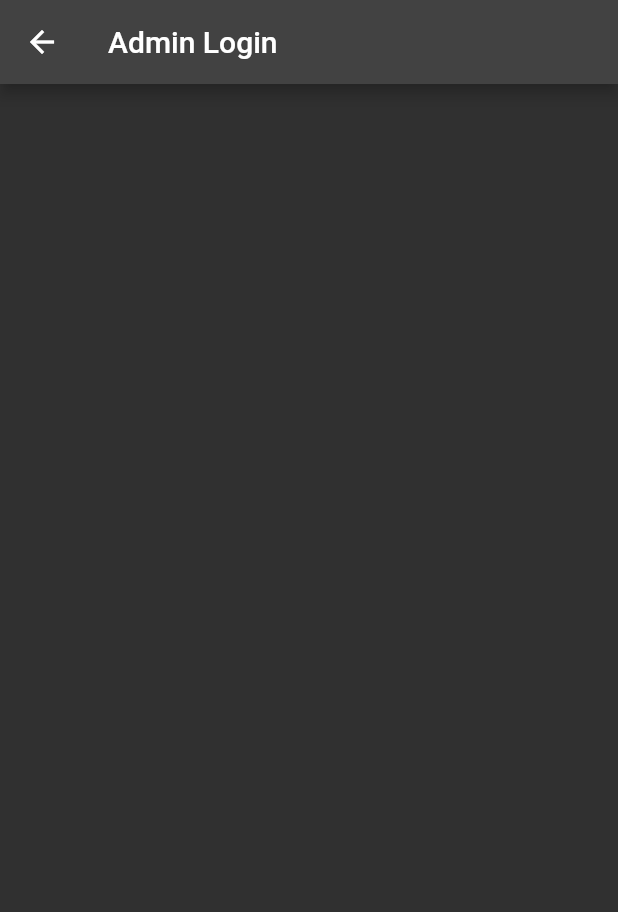
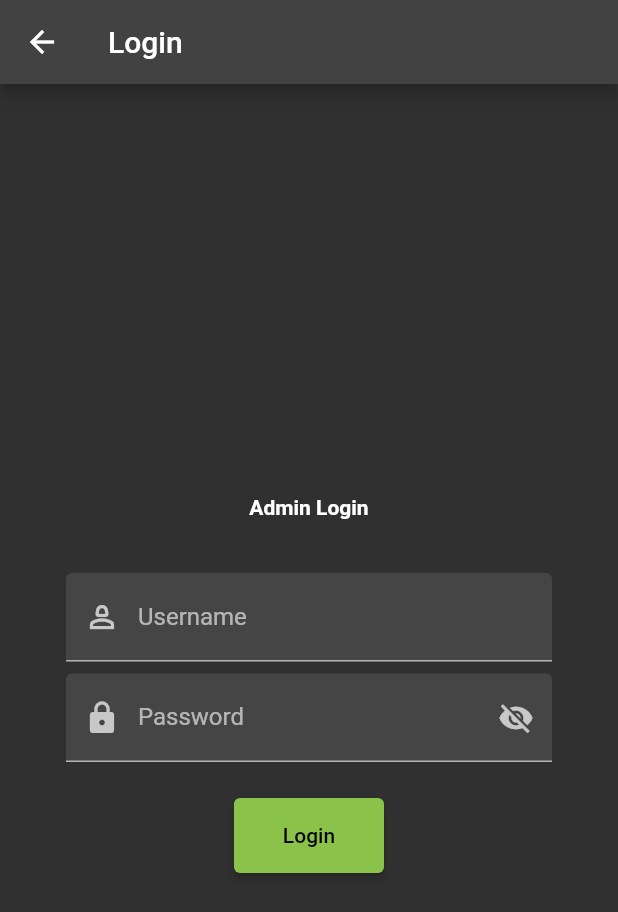
Before and after one commit to hellosrinath/bus_reservation, a Flutter app: the LoginPage screen opened by its route, on a phone screen of 412 x 824 dp. Shown: the top 912 px of the screen. Run offline on Flutter 3.47's test engine with Material 2 defaults, Android fonts, the phone set to English and light mode, and no system bars; our stand-ins replace shared_preferences; accounts and stored records are empty.

Commit message:
addin login api

```diff
--- a/lib/models/app_user.dart
+++ b/lib/models/app_user.dart
@@ -10,4 +10,20 @@ class AppUser {
     required this.password,
     this.role = 'Admin',
   });
+
+  Map<String, dynamic> toJson() {
+    return <String, dynamic>{
+      'id': id,
+      'userName': userName,
+      'password': password,
+      'role': role
+    };
+  }
+
+  factory AppUser.fromJson(Map<String, dynamic> json) => AppUser(
+        id: json['id'],
+        userName: json['userName'],
+        password: json['password'],
+        role: json['role'],
+      );
 }
--- a/lib/models/auth_response_model.dart
+++ b/lib/models/auth_response_model.dart
@@ -2,14 +2,23 @@ class AuthResponseModel {
   int statusCode;
   String message;
   String accessToken;
-  int logInTime;
+  int loginTime;
   int expirationDuration;
 
   AuthResponseModel({
     required this.statusCode,
     required this.message,
     required this.accessToken,
-    required this.logInTime,
+    required this.loginTime,
     required this.expirationDuration,
   });
+
+  factory AuthResponseModel.fromJson(Map<String, dynamic> json) =>
+      AuthResponseModel(
+        statusCode: json['statusCode'],
+        message: json['message'],
+        accessToken: json['accessToken'],
+        loginTime: json['loginTime'],
+        expirationDuration: json['expirationDuration'],
+      );
 }
--- a/lib/models/bus_schedule.dart
+++ b/lib/models/bus_schedule.dart
@@ -1,4 +1,3 @@
-
 import 'bus_model.dart';
 import 'but_route.dart';
 
@@ -11,12 +10,13 @@ class BusSchedule {
   int discount;
   int processingFee;
 
-  BusSchedule(
-      {this.scheduleId,
-      required this.bus,
-        required this.busRoute,
-        required this.departureTime,
-        required this.ticketPrice,
-        this.discount = 0,
-        this.processingFee = 50});
+  BusSchedule({
+    this.scheduleId,
+    required this.bus,
+    required this.busRoute,
+    required this.departureTime,
+    required this.ticketPrice,
+    this.discount = 0,
+    this.processingFee = 50,
+  });
 }
--- a/lib/models/but_route.dart
+++ b/lib/models/but_route.dart
@@ -5,10 +5,11 @@ class BusRoute {
   String cityTo;
   double distanceInKm;
 
-  BusRoute(
-      {this.routeId,
-      required this.routeName,
-      required this.cityFrom,
-      required this.cityTo,
-      required this.distanceInKm});
+  BusRoute({
+    this.routeId,
+    required this.routeName,
+    required this.cityFrom,
+    required this.cityTo,
+    required this.distanceInKm,
+  });
 }
--- a/lib/pages/login_page.dart
+++ b/lib/pages/login_page.dart
@@ -1,14 +1,123 @@
+import 'package:bus_reservation_udemy/models/app_user.dart';
+import 'package:bus_reservation_udemy/providers/app_data_provider.dart';
+import 'package:bus_reservation_udemy/utils/helper_functions.dart';
 import 'package:flutter/material.dart';
+import 'package:provider/provider.dart';
 
-class LoginPage extends StatelessWidget {
+class LoginPage extends StatefulWidget {
   const LoginPage({super.key});
+
+  @override
+  State<LoginPage> createState() => _LoginPageState();
+}
+
+class _LoginPageState extends State<LoginPage> {
+  final _formKey = GlobalKey<FormState>();
+  bool isObscure = true;
+  final _userNameController = TextEditingController();
+  final _passwordController = TextEditingController();
 
   @override
   Widget build(BuildContext context) {
     return Scaffold(
       appBar: AppBar(
-        title: const Text('Admin Login'),
+        title: const Text('Login'),
+      ),
+      body: Form(
+        key: _formKey,
+        child: Center(
+          child: ListView(
+            padding: const EdgeInsets.symmetric(horizontal: 40, vertical: 80),
+            shrinkWrap: true,
+            children: [
+              const Padding(
+                padding: EdgeInsets.all(32),
+                child: Text(
+                  'Admin Login',
+                  textAlign: TextAlign.center,
+                  style: TextStyle(fontWeight: FontWeight.bold),
+                ),
+              ),
+              Padding(
+                padding: const EdgeInsets.all(4.0),
+                child: TextFormField(
+                  controller: _userNameController,
+                  decoration: const InputDecoration(
+                      prefixIcon: Icon(Icons.person_2_outlined),
+                      filled: true,
+                      labelText: 'Username'),
+                  validator: (value) {
+                    if (value == null || value.isEmpty) {
+                      return 'This field must not be empty';
+                    }
+                    return null;
+                  },
+                ),
+              ),
+              Padding(
+                padding: const EdgeInsets.all(4.0),
+                child: TextFormField(
+                  obscureText: isObscure,
+                  controller: _passwordController,
+                  decoration: InputDecoration(
+                    prefixIcon: const Icon(Icons.lock),
+                    filled: true,
+                    labelText: 'Password',
+                    suffixIcon: IconButton(
+                      onPressed: () {
+                        setState(() {
+                          isObscure = !isObscure;
+                        });
+                      },
+                      icon: Icon(isObscure ? Icons.visibility_off : Icons.lock),
+                    ),
+                  ),
+                  validator: (value) {
+                    if (value == null || value.isEmpty) {
+                      return 'This field must not be empty';
+                    }
+                    return null;
+                  },
+                ),
+              ),
+              const SizedBox(height: 20),
+              Center(
+                child: SizedBox(
+                  width: 100,
+                  height: 50,
+                  child: ElevatedButton(
+                      onPressed: _login, child: const Text('Login')),
+                ),
+              )
+            ],
+          ),
+        ),
       ),
     );
   }
+
+  void _login() async {
+    if (_formKey.currentState!.validate()) {
+      final userName = _userNameController.text;
+      final password = _passwordController.text;
+      final response =
+          await Provider.of<AppDataProvider>(context, listen: false)
+              .login(AppUser(userName: userName, password: password));
+      if (!context.mounted) return;
+      if (response != null) {
+        debugPrint("Token: $getToken()");
+        showMessage(context, response.message);
+        Navigator.pop(context);
+      } else {
+        showMessage(context, 'Login Failed');
+      }
+    }
+  }
+
+  @override
+  void dispose() {
+    _userNameController.dispose();
+    _passwordController.dispose();
+    super.dispose();
+  }
 }
--- a/lib/providers/app_data_provider.dart
+++ b/lib/providers/app_data_provider.dart
@@ -1,7 +1,10 @@
+import 'package:bus_reservation_udemy/datasource/app_data_source.dart';
 import 'package:bus_reservation_udemy/datasource/data_source.dart';
-import 'package:bus_reservation_udemy/datasource/dummy_data_source.dart';
+import 'package:bus_reservation_udemy/models/app_user.dart';
+import 'package:bus_reservation_udemy/models/auth_response_model.dart';
 import 'package:bus_reservation_udemy/models/bus_schedule.dart';
 import 'package:bus_reservation_udemy/models/but_route.dart';
+import 'package:bus_reservation_udemy/utils/helper_functions.dart';
 import 'package:flutter/material.dart';
 
 import '../models/bus_model.dart';
@@ -23,7 +26,17 @@ class AppDataProvider extends ChangeNotifier {
 
   List<BusSchedule> get scheduleList => _scheduleList = [];
 
-  final DataSource _dataSource = DummyDataSource();
+  // final DataSource _dataSource = DummyDataSource();
+  final DataSource _dataSource = AppDataSource();
+
+  Future<AuthResponseModel?> login(AppUser user) async {
+    final response = await _dataSource.login(user);
+    if (response == null) return null;
+    await saveToken(response.accessToken);
+    await saveLoginTime(response.loginTime);
+    await saveExpirationDuration(response.expirationDuration);
+    return response;
+  }
 
   Future<ResponseModel> addBus(Bus bus) {
     return _dataSource.addBus(bus);
```
Also changed, not shown: lib/datasource/app_data_source.dart (added, +117 -0 lines), lib/utils/helper_functions.dart (+38 -0 lines), pubspec.yaml (+9 -4 lines), pubspec.lock, 3 other files.
